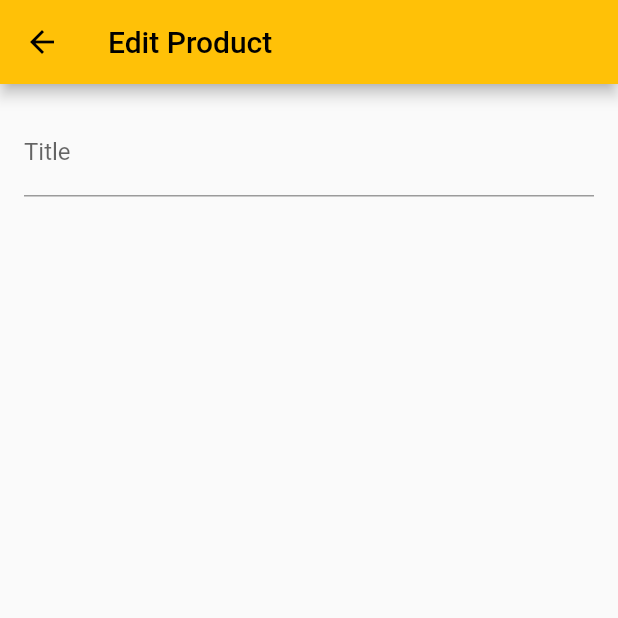
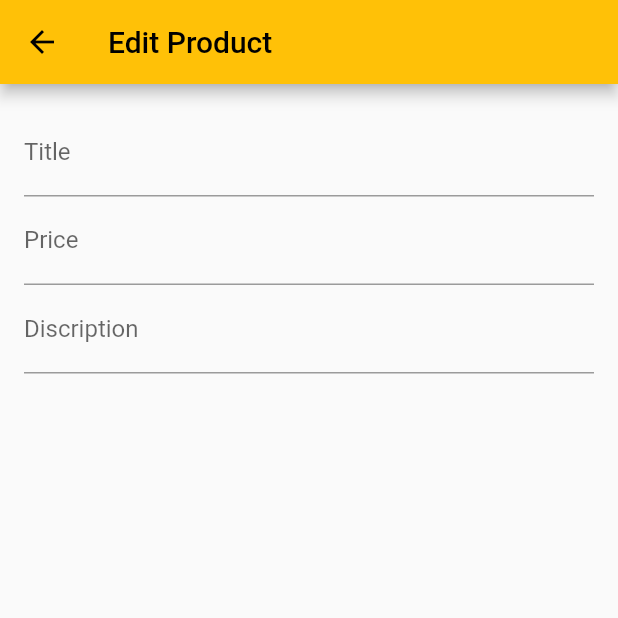
Before and after one commit to sumitvarun/shop_app, a Flutter app: the EditProductScreen screen opened by its route, on a phone screen of 412 x 824 dp, the top half of it. Run offline on Flutter 3.47's test engine with Material 2 defaults, Android fonts, the phone set to English and light mode, and no system bars; our stand-ins replace google_fonts; network calls fail.

Commit message:
Added Form Input Focus

```diff
--- a/lib/screens/edit_product_screen.dart
+++ b/lib/screens/edit_product_screen.dart
@@ -10,11 +10,13 @@ class EditProductScreen extends StatefulWidget {
 }
 
 class _EditProductScreenState extends State<EditProductScreen> {
+  final _priceFocusNode = FocusNode();
+
   @override
   Widget build(BuildContext context) {
     return Scaffold(
       appBar: AppBar(
-        title: Text('Edit Product'),
+        title: const Text('Edit Product'),
       ),
       body: Padding(
         padding: const EdgeInsets.all(16.0),
@@ -24,7 +26,25 @@ class _EditProductScreenState extends State<EditProductScreen> {
             TextFormField(
               decoration: InputDecoration(labelText: 'Title'),
               textInputAction: TextInputAction.next,
-            )
+              onFieldSubmitted: (_) {
+                //focusnode helps us to move user input from 1st textfield to second textfield.
+                FocusScope.of(context).requestFocus(_priceFocusNode);
+              },
+            ),
+            TextFormField(
+              decoration: InputDecoration(labelText: 'Price'),
+              textInputAction: TextInputAction.next,
+              keyboardType: TextInputType.number,
+              focusNode: _priceFocusNode,
+            ),
+            TextFormField(
+              decoration: const InputDecoration(labelText: 'Discription'),
+              textInputAction: TextInputAction.next,
+              onFieldSubmitted: (_) {
+                //focusnode helps us to move user input from 1st textfield to second textfield.
+                FocusScope.of(context).requestFocus(_priceFocusNode);
+              },
+            ),
           ],
         )),
       ),
```
